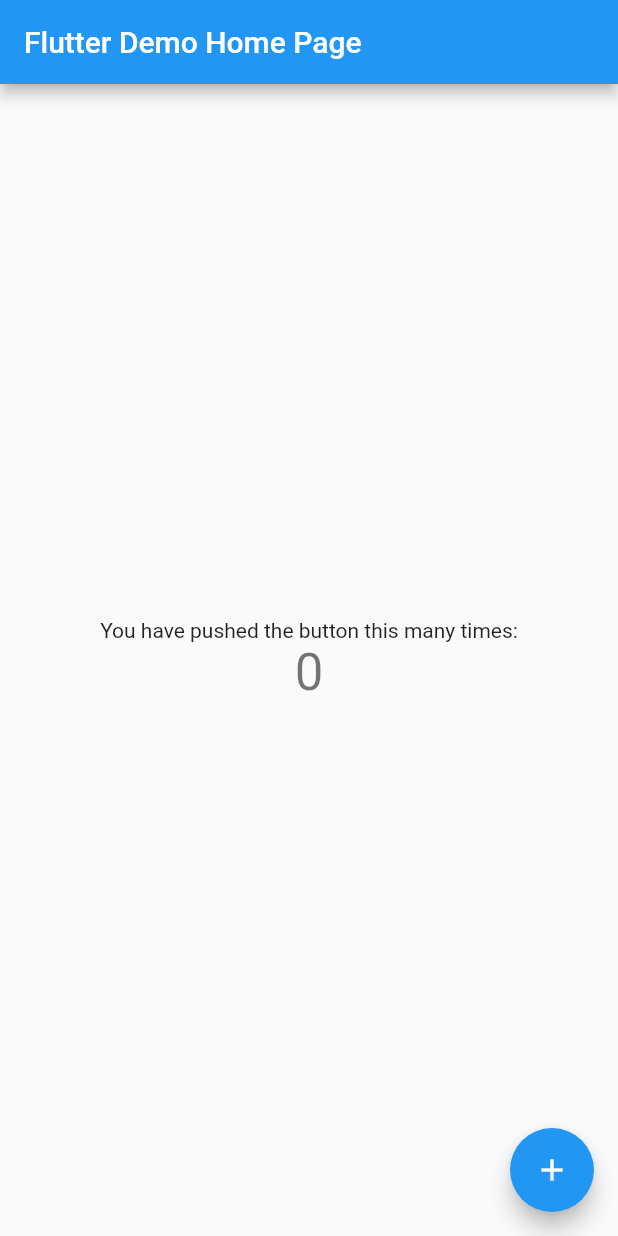
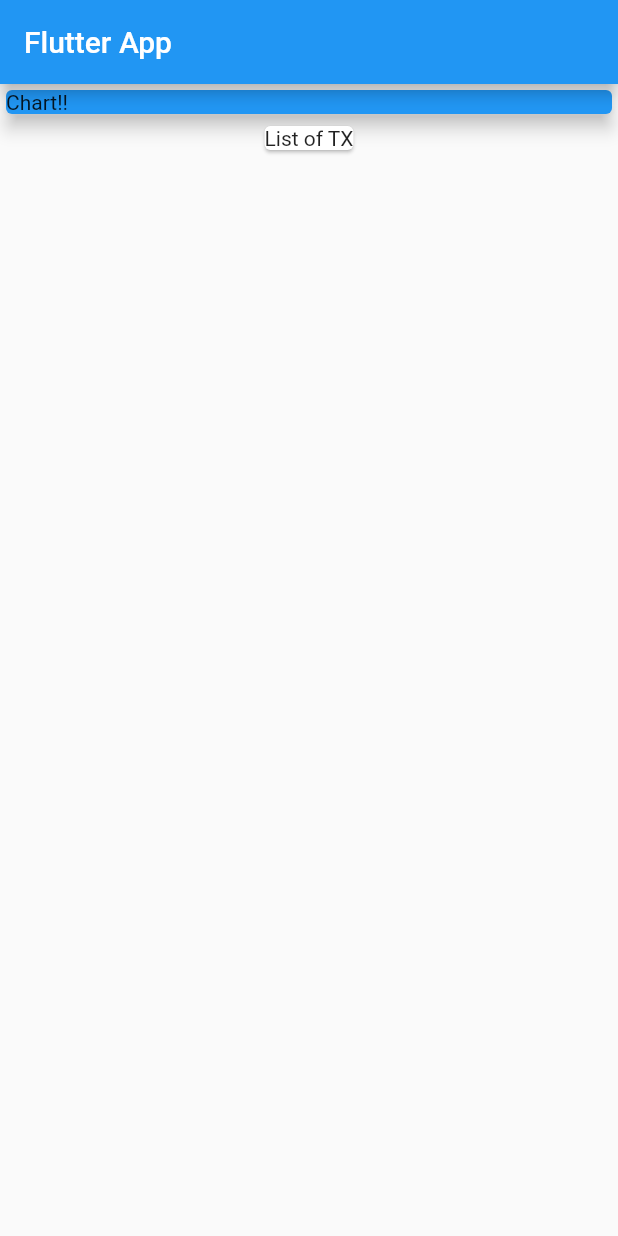
Before and after one commit to AaryanSharmaNeupane/My_Expenses, a Flutter app: the screen it shows after launch, on a phone screen of 412 x 824 dp. Run offline on Flutter 3.47's test engine with Material 2 defaults, Android fonts, the phone set to English and light mode, and no system bars.

Commit message:
foundation set

```diff
--- a/lib/main.dart
+++ b/lib/main.dart
@@ -1,115 +1,53 @@
 import 'package:flutter/material.dart';
+import './transaction.dart';
 
-void main() {
-  runApp(const MyApp());
-}
+void main() => runApp(MyApp());
 
 class MyApp extends StatelessWidget {
-  const MyApp({super.key});
-
-  // This widget is the root of your application.
   @override
   Widget build(BuildContext context) {
     return MaterialApp(
-      title: 'Flutter Demo',
-      theme: ThemeData(
-        // This is the theme of your application.
-        //
-        // Try running your application with "flutter run". You'll see the
-        // application has a blue toolbar. Then, without quitting the app, try
-        // changing the primarySwatch below to Colors.green and then invoke
-        // "hot reload" (press "r" in the console where you ran "flutter run",
-        // or simply save your changes to "hot reload" in a Flutter IDE).
-        // Notice that the counter didn't reset back to zero; the application
-        // is not restarted.
-        primarySwatch: Colors.blue,
-      ),
-      home: const MyHomePage(title: 'Flutter Demo Home Page'),
+      title: 'Flutter App',
+      home: MyHomePage(),
     );
   }
 }
 
-class MyHomePage extends StatefulWidget {
-  const MyHomePage({super.key, required this.title});
-
-  // This widget is the home page of your application. It is stateful, meaning
-  // that it has a State object (defined below) that contains fields that affect
-  // how it looks.
-
-  // This class is the configuration for the state. It holds the values (in this
-  // case the title) provided by the parent (in this case the App widget) and
-  // used by the build method of the State. Fields in a Widget subclass are
-  // always marked "final".
-
-  final String title;
-
-  @override
-  State<MyHomePage> createState() => _MyHomePageState();
-}
-
-class _MyHomePageState extends State<MyHomePage> {
-  int _counter = 0;
-
-  void _incrementCounter() {
-    setState(() {
-      // This call to setState tells the Flutter framework that something has
-      // changed in this State, which causes it to rerun the build method below
-      // so that the display can reflect the updated values. If we changed
-      // _counter without calling setState(), then the build method would not be
-      // called again, and so nothing would appear to happen.
-      _counter++;
-    });
-  }
-
+class MyHomePage extends StatelessWidget {
+  final List<Transaction> transactions = [
+    Transaction(
+      id: 't1',
+      title: "new shoes",
+      amount: 99.99,
+      date: DateTime.now(),
+    ),
+    Transaction(
+      id: "t2",
+      title: "Groceries",
+      amount: 500,
+      date: DateTime.now(),
+    )
+  ];
   @override
   Widget build(BuildContext context) {
-    // This method is rerun every time setState is called, for instance as done
-    // by the _incrementCounter method above.
-    //
-    // The Flutter framework has been optimized to make rerunning build methods
-    // fast, so that you can just rebuild anything that needs updating rather
-    // than having to individually change instances of widgets.
     return Scaffold(
-      appBar: AppBar(
-        // Here we take the value from the MyHomePage object that was created by
-        // the App.build method, and use it to set our appbar title.
-        title: Text(widget.title),
-      ),
-      body: Center(
-        // Center is a layout widget. It takes a single child and positions it
-        // in the middle of the parent.
-        child: Column(
-          // Column is also a layout widget. It takes a list of children and
-          // arranges them vertically. By default, it sizes itself to fit its
-          // children horizontally, and tries to be as tall as its parent.
-          //
-          // Invoke "debug painting" (press "p" in the console, choose the
-          // "Toggle Debug Paint" action from the Flutter Inspector in Android
-          // Studio, or the "Toggle Debug Paint" command in Visual Studio Code)
-          // to see the wireframe for each widget.
-          //
-          // Column has various properties to control how it sizes itself and
-          // how it positions its children. Here we use mainAxisAlignment to
-          // center the children vertically; the main axis here is the vertical
-          // axis because Columns are vertical (the cross axis would be
-          // horizontal).
-          mainAxisAlignment: MainAxisAlignment.center,
-          children: <Widget>[
-            const Text(
-              'You have pushed the button this many times:',
+        appBar: AppBar(
+          title: Text('Flutter App'),
+        ),
+        body: Column(
+          children: [
+            Container(
+              width: double.infinity,
+              child: Card(
+                color: Colors.blue,
+                elevation: 5,
+                child: Text('Chart!!'),
+              ),
             ),
-            Text(
-              '$_counter',
-              style: Theme.of(context).textTheme.headline4,
-            ),
+            Card(
+              child: Text('List of TX'),
+            )
           ],
-        ),
-      ),
-      floatingActionButton: FloatingActionButton(
-        onPressed: _incrementCounter,
-        tooltip: 'Increment',
-        child: const Icon(Icons.add),
-      ), // This trailing comma makes auto-formatting nicer for build methods.
-    );
+        ));
   }
 }
--- /dev/null
+++ b/lib/transaction.dart
@@ -0,0 +1,15 @@
+import 'package:flutter/foundation.dart';
+
+class Transaction {
+  final String id;
+  final String title;
+  final double amount;
+  final DateTime date;
+
+  Transaction({
+    required this.id,
+    required this.title,
+    required this.amount,
+    required this.date,
+  });
+}
```
Also changed, not shown: 1 other file.
